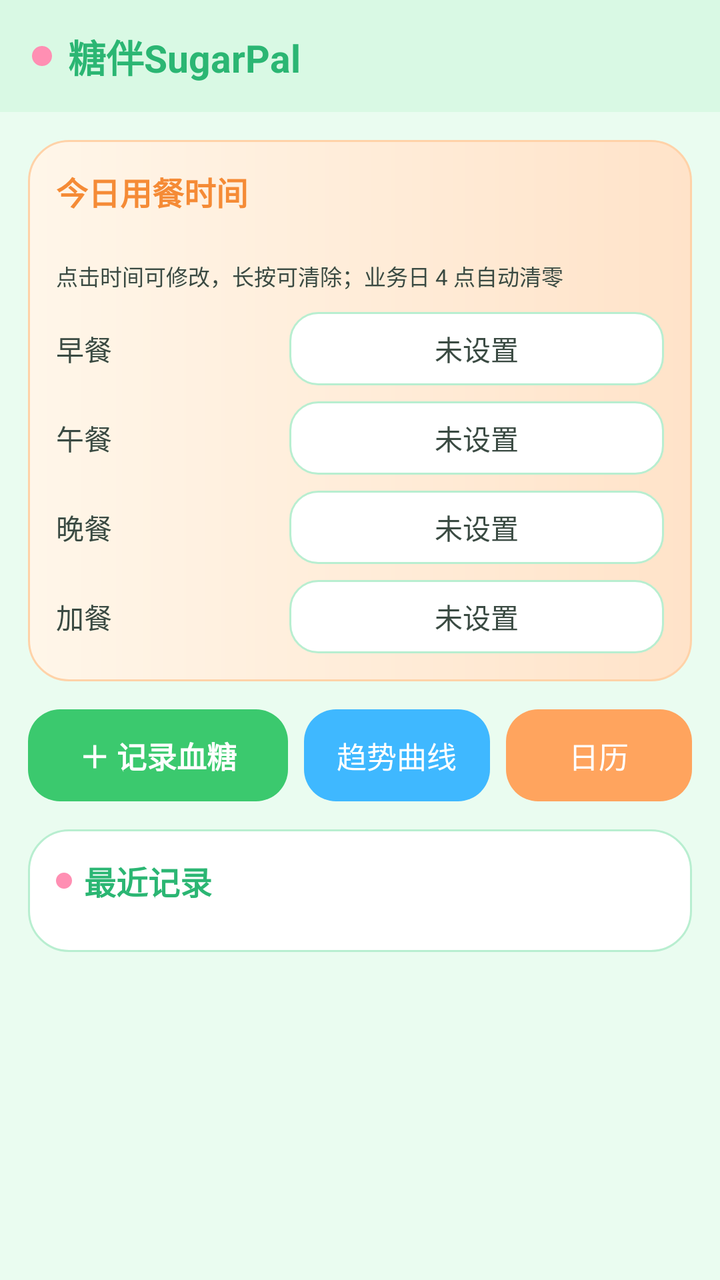
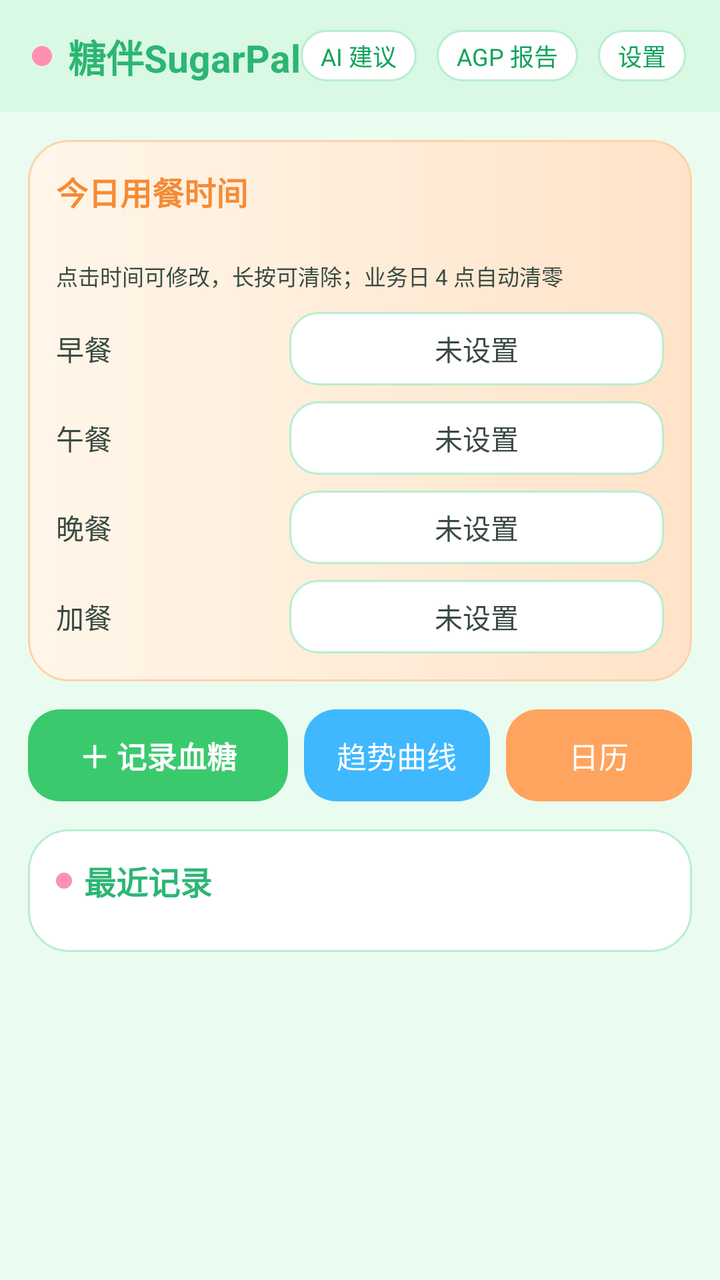

Screens rendered from an Android XML layout before and after an edit, with the pre-edit source and the edit as a unified diff.
<!-- AndroidManifest.xml: application theme Theme.SugarPal -->
<!-- res/layout/activity_main.xml -->
<?xml version="1.0" encoding="utf-8"?>
<LinearLayout xmlns:android="http://schemas.android.com/apk/res/android"
    android:layout_width="match_parent"
    android:layout_height="match_parent"
    android:background="@color/color_bg"
    android:orientation="vertical">

    
    <LinearLayout
        android:layout_width="match_parent"
        android:layout_height="wrap_content"
        android:background="@color/color_header"
        android:gravity="center_vertical"
        android:orientation="horizontal"
        android:paddingStart="16dp"
        android:paddingTop="14dp"
        android:paddingEnd="16dp"
        android:paddingBottom="14dp">

        <View
            android:layout_width="10dp"
            android:layout_height="10dp"
            android:background="@drawable/bg_dot" />

        <TextView
            android:layout_width="wrap_content"
            android:layout_height="wrap_content"
            android:layout_marginStart="8dp"
            android:text="糖伴SugarPal"
            android:textColor="@color/color_title"
            android:textSize="19sp"
            android:textStyle="bold" />

        <View
            android:layout_width="0dp"
            android:layout_height="1dp"
            android:layout_weight="1" />

        <TextView
            android:id="@+id/tvToday"
            android:layout_width="wrap_content"
            android:layout_height="wrap_content"
            android:textColor="@color/color_text"
            android:textSize="12sp" />
    </LinearLayout>

    <ScrollView
        android:layout_width="match_parent"
        android:layout_height="0dp"
        android:layout_weight="1"
        android:fillViewport="true">

        <LinearLayout
            android:layout_width="match_parent"
            android:layout_height="wrap_content"
            android:orientation="vertical"
            android:padding="14dp">

            
            <LinearLayout
                android:layout_width="match_parent"
                android:layout_height="wrap_content"
                android:background="@drawable/bg_meal_card"
                android:orientation="vertical"
                android:padding="14dp">

                <TextView
                    android:layout_width="wrap_content"
                    android:layout_height="wrap_content"
                    android:text="今日用餐时间"
                    android:textColor="@color/color_orange_dark"
                    android:textSize="16sp"
                    android:textStyle="bold" />

                <TextView
                    android:id="@+id/tvMealBusinessDate"
                    android:layout_width="wrap_content"
                    android:layout_height="wrap_content"
                    android:layout_marginTop="2dp"
                    android:textColor="@color/color_text"
                    android:textSize="12sp" />

                <TextView
                    android:layout_width="wrap_content"
                    android:layout_height="wrap_content"
                    android:layout_marginTop="4dp"
                    android:text="点击时间可修改，长按可清除；业务日 4 点自动清零"
                    android:textColor="@color/color_text"
                    android:textSize="11sp" />

                <LinearLayout
                    android:layout_width="match_parent"
                    android:layout_height="wrap_content"
                    android:layout_marginTop="10dp"
                    android:orientation="horizontal">

                    <TextView
                        android:layout_width="0dp"
                        android:layout_height="wrap_content"
                        android:layout_weight="1"
                        android:text="早餐"
                        android:textColor="@color/color_text"
                        android:textSize="14sp" />

                    <TextView
                        android:id="@+id/tvMealBreakfast"
                        android:layout_width="0dp"
                        android:layout_height="wrap_content"
                        android:layout_weight="1.6"
                        android:background="@drawable/bg_input"
                        android:gravity="center"
                        android:paddingTop="8dp"
                        android:paddingBottom="8dp"
                        android:text="未设置"
                        android:textColor="@color/color_text"
                        android:textSize="14sp" />
                </LinearLayout>

                <LinearLayout
                    android:layout_width="match_parent"
                    android:layout_height="wrap_content"
                    android:layout_marginTop="8dp"
                    android:orientation="horizontal">

                    <TextView
                        android:layout_width="0dp"
                        android:layout_height="wrap_content"
                        android:layout_weight="1"
                        android:text="午餐"
                        android:textColor="@color/color_text"
                        android:textSize="14sp" />

                    <TextView
                        android:id="@+id/tvMealLunch"
                        android:layout_width="0dp"
                        android:layout_height="wrap_content"
                        android:layout_weight="1.6"
                        android:background="@drawable/bg_input"
                        android:gravity="center"
                        android:paddingTop="8dp"
                        android:paddingBottom="8dp"
                        android:text="未设置"
                        android:textColor="@color/color_text"
                        android:textSize="14sp" />
                </LinearLayout>

                <LinearLayout
                    android:layout_width="match_parent"
                    android:layout_height="wrap_content"
                    android:layout_marginTop="8dp"
                    android:orientation="horizontal">

                    <TextView
                        android:layout_width="0dp"
                        android:layout_height="wrap_content"
                        android:layout_weight="1"
                        android:text="晚餐"
                        android:textColor="@color/color_text"
                        android:textSize="14sp" />

                    <TextView
                        android:id="@+id/tvMealDinner"
                        android:layout_width="0dp"
                        android:layout_height="wrap_content"
                        android:layout_weight="1.6"
                        android:background="@drawable/bg_input"
                        android:gravity="center"
                        android:paddingTop="8dp"
                        android:paddingBottom="8dp"
                        android:text="未设置"
                        android:textColor="@color/color_text"
                        android:textSize="14sp" />
                </LinearLayout>

                <LinearLayout
                    android:layout_width="match_parent"
                    android:layout_height="wrap_content"
                    android:layout_marginTop="8dp"
                    android:orientation="horizontal">

                    <TextView
                        android:layout_width="0dp"
                        android:layout_height="wrap_content"
                        android:layout_weight="1"
                        android:text="加餐"
                        android:textColor="@color/color_text"
                        android:textSize="14sp" />

                    <TextView
                        android:id="@+id/tvMealSnack"
                        android:layout_width="0dp"
                        android:layout_height="wrap_content"
                        android:layout_weight="1.6"
                        android:background="@drawable/bg_input"
                        android:gravity="center"
                        android:paddingTop="8dp"
                        android:paddingBottom="8dp"
                        android:text="未设置"
                        android:textColor="@color/color_text"
                        android:textSize="14sp" />
                </LinearLayout>
            </LinearLayout>

            
            <LinearLayout
                android:layout_width="match_parent"
                android:layout_height="wrap_content"
                android:layout_marginTop="14dp"
                android:orientation="horizontal">

                <TextView
                    android:id="@+id/btnAddRecord"
                    android:layout_width="0dp"
                    android:layout_height="wrap_content"
                    android:layout_weight="1.4"
                    android:background="@drawable/bg_btn_primary"
                    android:gravity="center"
                    android:paddingTop="12dp"
                    android:paddingBottom="12dp"
                    android:text="＋ 记录血糖"
                    android:textColor="#FFFFFF"
                    android:textSize="15sp"
                    android:textStyle="bold" />

                <TextView
                    android:id="@+id/btnTrend"
                    android:layout_width="0dp"
                    android:layout_height="wrap_content"
                    android:layout_marginStart="8dp"
                    android:layout_weight="1"
                    android:background="@drawable/bg_btn_blue"
                    android:gravity="center"
                    android:paddingTop="12dp"
                    android:paddingBottom="12dp"
                    android:text="趋势曲线"
                    android:textColor="#FFFFFF"
                    android:textSize="15sp" />

                <TextView
                    android:id="@+id/btnCalendar"
                    android:layout_width="0dp"
                    android:layout_height="wrap_content"
                    android:layout_marginStart="8dp"
                    android:layout_weight="1"
                    android:background="@drawable/bg_btn_orange"
                    android:gravity="center"
                    android:paddingTop="12dp"
                    android:paddingBottom="12dp"
                    android:text="日历"
                    android:textColor="#FFFFFF"
                    android:textSize="15sp" />
            </LinearLayout>

            
            <LinearLayout
                android:layout_width="match_parent"
                android:layout_height="wrap_content"
                android:layout_marginTop="14dp"
                android:background="@drawable/bg_card"
                android:orientation="vertical"
                android:padding="14dp">

                <LinearLayout
                    android:layout_width="match_parent"
                    android:layout_height="wrap_content"
                    android:gravity="center_vertical"
                    android:orientation="horizontal">

                    <View
                        android:layout_width="8dp"
                        android:layout_height="8dp"
                        android:background="@drawable/bg_dot" />

                    <TextView
                        android:layout_width="wrap_content"
                        android:layout_height="wrap_content"
                        android:layout_marginStart="6dp"
                        android:text="最近记录"
                        android:textColor="@color/color_title"
                        android:textSize="16sp"
                        android:textStyle="bold" />

                    <View
                        android:layout_width="0dp"
                        android:layout_height="1dp"
                        android:layout_weight="1" />

                    <TextView
                        android:id="@+id/tvRecordCount"
                        android:layout_width="wrap_content"
                        android:layout_height="wrap_content"
                        android:textColor="@color/color_text"
                        android:textSize="12sp" />
                </LinearLayout>

                <LinearLayout
                    android:id="@+id/recordContainer"
                    android:layout_width="match_parent"
                    android:layout_height="wrap_content"
                    android:layout_marginTop="10dp"
                    android:orientation="vertical" />

                <TextView
                    android:id="@+id/tvEmptyHint"
                    android:layout_width="match_parent"
                    android:layout_height="wrap_content"
                    android:layout_marginTop="10dp"
                    android:gravity="center"
                    android:paddingTop="12dp"
                    android:paddingBottom="12dp"
                    android:text="还没有记录，点上方「记录血糖」开始吧"
                    android:textColor="@color/color_text"
                    android:textSize="13sp"
                    android:visibility="gone" />
            </LinearLayout>
        </LinearLayout>
    </ScrollView>
</LinearLayout>
<!-- resources referenced by this layout -->
<resources>
  <color name="color_bg">#EAFCF0</color>
  <color name="color_header">#D9F9E4</color>
  <color name="color_orange_dark">#F58B36</color>
  <color name="color_text">#3A4A42</color>
  <color name="color_title">#2BB673</color>
  <!-- drawable bg_btn_blue (drawable) -->
  <?xml version="1.0" encoding="utf-8"?>
  <shape xmlns:android="http://schemas.android.com/apk/res/android"
      android:shape="rectangle">
      <solid android:color="@color/color_blue" />
      <corners android:radius="16dp" />
  </shape>
  <!-- drawable bg_btn_orange (drawable) -->
  <?xml version="1.0" encoding="utf-8"?>
  <shape xmlns:android="http://schemas.android.com/apk/res/android"
      android:shape="rectangle">
      <solid android:color="@color/color_orange" />
      <corners android:radius="16dp" />
  </shape>
  <!-- drawable bg_btn_primary (drawable) -->
  <?xml version="1.0" encoding="utf-8"?>
  <shape xmlns:android="http://schemas.android.com/apk/res/android"
      android:shape="rectangle">
      <solid android:color="@color/color_green" />
      <corners android:radius="16dp" />
  </shape>
  <!-- drawable bg_card (drawable) -->
  <?xml version="1.0" encoding="utf-8"?>
  <shape xmlns:android="http://schemas.android.com/apk/res/android"
      android:shape="rectangle">
      <solid android:color="@color/color_panel" />
      <corners android:radius="20dp" />
      <stroke
          android:width="1dp"
          android:color="@color/color_border" />
  </shape>
  <!-- drawable bg_dot (drawable) -->
  <?xml version="1.0" encoding="utf-8"?>
  <shape xmlns:android="http://schemas.android.com/apk/res/android"
      android:shape="oval">
      <solid android:color="@color/color_pink" />
  </shape>
  <!-- drawable bg_input (drawable) -->
  <?xml version="1.0" encoding="utf-8"?>
  <shape xmlns:android="http://schemas.android.com/apk/res/android"
      android:shape="rectangle">
      <solid android:color="@color/color_panel" />
      <corners android:radius="14dp" />
      <stroke
          android:width="1dp"
          android:color="@color/color_border" />
  </shape>
  <!-- drawable bg_meal_card (drawable) -->
  <?xml version="1.0" encoding="utf-8"?>
  <shape xmlns:android="http://schemas.android.com/apk/res/android"
      android:shape="rectangle">
      <gradient
          android:angle="0"
          android:startColor="@color/color_meal_bg"
          android:endColor="@color/color_meal_bg2" />
      <corners android:radius="20dp" />
      <stroke
          android:width="1dp"
          android:color="@color/color_meal_border" />
  </shape>
  <style name="Theme.SugarPal" parent="Theme.AppCompat.Light.NoActionBar">
          <item name="colorPrimary">@color/color_green</item>
          <item name="colorPrimaryDark">@color/color_title_dark</item>
          <item name="colorAccent">@color/color_blue</item>
          <item name="android:textColorPrimary">@color/color_text</item>
          <item name="android:windowBackground">@color/color_bg</item>
          <item name="android:statusBarColor">@color/color_header</item>
          <item name="android:windowLightStatusBar">true</item>
      </style>
  <color name="color_blue">#3FB8FF</color>
  <color name="color_orange">#FFA45E</color>
  <color name="color_green">#3BC96E</color>
  <color name="color_panel">#FFFFFF</color>
  <color name="color_border">#B8EED0</color>
  <color name="color_pink">#FF8FB3</color>
  <color name="color_meal_bg">#FFF6E9</color>
  <color name="color_meal_bg2">#FFE3C9</color>
  <color name="color_meal_border">#FFD2A8</color>
  <color name="color_title_dark">#12A35C</color>
</resources>

<!-- the commit's change to res/layout/activity_main.xml (unified diff, before → after) -->
@@ -35,6 +35,48 @@
             android:layout_width="0dp"
             android:layout_height="1dp"
             android:layout_weight="1" />
+
+        <TextView
+            android:id="@+id/tvAi"
+            android:layout_width="wrap_content"
+            android:layout_height="wrap_content"
+            android:layout_marginEnd="10dp"
+            android:background="@drawable/bg_input"
+            android:paddingStart="10dp"
+            android:paddingTop="4dp"
+            android:paddingEnd="10dp"
+            android:paddingBottom="4dp"
+            android:text="AI 建议"
+            android:textColor="@color/color_title_dark"
+            android:textSize="12sp" />
+
+        <TextView
+            android:id="@+id/tvAgp"
+            android:layout_width="wrap_content"
+            android:layout_height="wrap_content"
+            android:layout_marginEnd="10dp"
+            android:background="@drawable/bg_input"
+            android:paddingStart="10dp"
+            android:paddingTop="4dp"
+            android:paddingEnd="10dp"
+            android:paddingBottom="4dp"
+            android:text="AGP 报告"
+            android:textColor="@color/color_title_dark"
+            android:textSize="12sp" />
+
+        <TextView
+            android:id="@+id/tvSettings"
+            android:layout_width="wrap_content"
+            android:layout_height="wrap_content"
+            android:layout_marginEnd="10dp"
+            android:background="@drawable/bg_input"
+            android:paddingStart="10dp"
+            android:paddingTop="4dp"
+            android:paddingEnd="10dp"
+            android:paddingBottom="4dp"
+            android:text="设置"
+            android:textColor="@color/color_title_dark"
+            android:textSize="12sp" />
 
         <TextView
             android:id="@+id/tvToday"
<!-- resource entries referenced after the edit -->
@@ -5,6 +5,7 @@
   <color name="color_orange_dark">#F58B36</color>
   <color name="color_text">#3A4A42</color>
   <color name="color_title">#2BB673</color>
+  <color name="color_title_dark">#12A35C</color>
   <!-- drawable bg_btn_blue (drawable) -->
   <?xml version="1.0" encoding="utf-8"?>
   <shape xmlns:android="http://schemas.android.com/apk/res/android"
@@ -83,6 +84,5 @@
   <color name="color_meal_bg">#FFF6E9</color>
   <color name="color_meal_bg2">#FFE3C9</color>
   <color name="color_meal_border">#FFD2A8</color>
-  <color name="color_title_dark">#12A35C</color>
 </resources>
 
